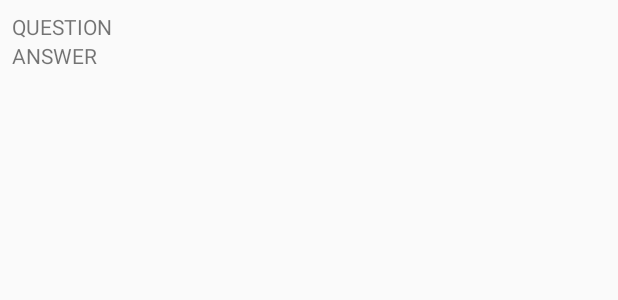
After one commit to ARWongQ/SimpleQuestionsProject, an Android app: the layout list_item_question.xml on its own in the app's theme, with its tools: preview values and no code run, on a phone screen of 412 x 824 dp. The commit adds this screen. Shown: the top 300 px of the screen. Run offline under Robolectric (Android 15) with nearby library versions, the phone set to English and light mode, and no system bars.

Commit message:
implemented recycler view as well as singleton for questions

```diff
--- a/app/src/main/java/com/armz/simplequestions/MainActivity.java
+++ b/app/src/main/java/com/armz/simplequestions/MainActivity.java
@@ -110,7 +110,9 @@ public class MainActivity extends AppCompatActivity {
                     Tab2Contacts tab2 = new Tab2Contacts();
                     return tab2;
                 case 2:
-                    Tab3Contacts tab3 = new Tab3Contacts();
+                    //Tab3Contacts tab3 = new Tab3Contacts();
+                    //return tab3;
+                    QuestionListFragment tab3 = new QuestionListFragment();
                     return tab3;
                 default:
                     System.out.println("Tab not found");
--- /dev/null
+++ b/app/src/main/res/layout/list_item_question.xml
@@ -0,0 +1,20 @@
+<LinearLayout
+    xmlns:android="http://schemas.android.com/apk/res/android"
+    android:orientation="vertical"
+    android:layout_width="match_parent"
+    android:layout_height="wrap_content"
+    android:padding="8dp">
+
+    <TextView
+        android:id="@+id/question_question"
+        android:layout_width="match_parent"
+        android:layout_height="wrap_content"
+        android:text="QUESTION"/>
+
+    <TextView
+        android:id="@+id/question_answer"
+        android:layout_width="match_parent"
+        android:layout_height="wrap_content"
+        android:text="ANSWER"/>
+
+</LinearLayout>
```
Also changed, not shown: app/src/main/java/com/armz/simplequestions/Question.java (+4 -4 lines), app/src/main/java/com/armz/simplequestions/QuestionLab.java (+4 -3 lines), app/src/main/java/com/armz/simplequestions/QuestionListFragment.java (+89 -1 lines), app/src/main/res/layout/fragment_question_list.xml (added, +7 -0 lines).
